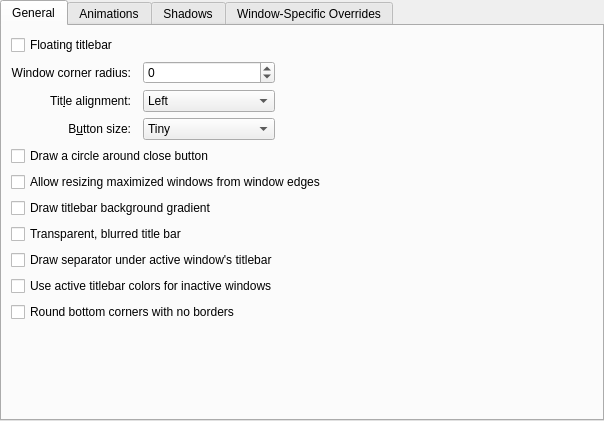
Before: the Qt Designer form themes/application-style/SequoiaEleven/kdecoration/config/ui/sequoiaelevenconfigurationui.ui in 2127d/win-global, drawn with Qt 5.
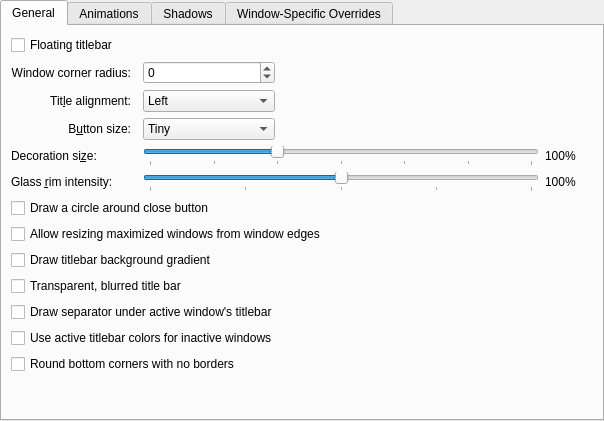
After: the same form once the commit is applied. Custom widgets are drawn as their Qt base class.

Commit message: made liquid glass an option with this theme

```diff
--- a/themes/application-style/SequoiaEleven/kdecoration/config/ui/sequoiaelevenconfigurationui.ui
+++ b/themes/application-style/SequoiaEleven/kdecoration/config/ui/sequoiaelevenconfigurationui.ui
@@ -66,14 +66,14 @@
          </item>
         </widget>
        </item>
-       <item row="10" column="1" colspan="3">
+       <item row="12" column="1" colspan="3">
         <widget class="QCheckBox" name="roundedCorners">
          <property name="text">
           <string>Round bottom corners with no borders</string>
          </property>
         </widget>
        </item>
-       <item row="8" column="1" colspan="4">
+       <item row="10" column="1" colspan="4">
         <widget class="QCheckBox" name="drawTitleBarSeparator">
          <property name="text">
           <string>Draw separator under active window's titlebar</string>
@@ -93,14 +93,14 @@
          </property>
         </spacer>
        </item>
-       <item row="6" column="1" colspan="4">
+       <item row="8" column="1" colspan="4">
         <widget class="QCheckBox" name="drawBackgroundGradient">
          <property name="text">
           <string>Draw titlebar background gradient</string>
          </property>
         </widget>
        </item>
-       <item row="11" column="1" colspan="4">
+       <item row="13" column="1" colspan="4">
         <spacer name="verticalSpacer">
          <property name="orientation">
           <enum>Qt::Orientation::Vertical</enum>
@@ -123,14 +123,14 @@
          </property>
         </widget>
        </item>
-       <item row="5" column="1" colspan="4">
+       <item row="7" column="1" colspan="4">
         <widget class="QCheckBox" name="drawBorderOnMaximizedWindows">
          <property name="text">
           <string>Allow resizing maximized windows from window edges</string>
          </property>
         </widget>
        </item>
-       <item row="4" column="1" colspan="4">
+       <item row="6" column="1" colspan="4">
         <widget class="QCheckBox" name="outlineCloseButton">
          <property name="text">
           <string>Draw a circle around close button</string>
@@ -191,7 +191,7 @@
          </property>
         </widget>
        </item>
-       <item row="7" column="1" colspan="4">
+       <item row="9" column="1" colspan="4">
         <widget class="QCheckBox" name="blurTransparentTitleBar">
          <property name="toolTip">
           <string>Make the title bar translucent and blurred, matched to the toolbar opacity so the top of the window is seamless.</string>
@@ -201,7 +201,7 @@
          </property>
         </widget>
        </item>
-       <item row="9" column="1" colspan="4">
+       <item row="11" column="1" colspan="4">
         <widget class="QCheckBox" name="matchInactiveTitleBar">
          <property name="toolTip">
           <string>Keep the titlebar background and text colors identical whether the window is focused or not, so unfocused windows don't appear lighter or more transparent.</string>
@@ -211,6 +211,28 @@
          </property>
         </widget>
        </item>
+      <item row="4" column="1"><widget class="QLabel" name="decorationScaleLabel"><property name="text"><string>Decoration si&amp;ze:</string></property><property name="buddy"><cstring>decorationScale</cstring></property></widget></item>
+       <item row="4" column="3" colspan="2"><layout class="QHBoxLayout" name="decorationScaleLayout">
+        <item><widget class="QSlider" name="decorationScale">
+         <property name="toolTip"><string>Scales title-bar height, buttons, and spacing.</string></property>
+         <property name="minimum"><number>80</number></property><property name="maximum"><number>140</number></property>
+         <property name="singleStep"><number>5</number></property><property name="pageStep"><number>10</number></property>
+         <property name="value"><number>100</number></property><property name="orientation"><enum>Qt::Horizontal</enum></property>
+         <property name="tickPosition"><enum>QSlider::TicksBelow</enum></property><property name="tickInterval"><number>10</number></property>
+        </widget></item>
+        <item><widget class="QLabel" name="decorationScaleValue"><property name="minimumSize"><size><width>48</width><height>0</height></size></property><property name="text"><string>100%</string></property></widget></item>
+       </layout></item>
+       <item row="5" column="1"><widget class="QLabel" name="glassRimIntensityLabel"><property name="text"><string>Glass &amp;rim intensity:</string></property><property name="buddy"><cstring>glassRimIntensity</cstring></property></widget></item>
+       <item row="5" column="3" colspan="2"><layout class="QHBoxLayout" name="glassRimIntensityLayout">
+        <item><widget class="QSlider" name="glassRimIntensity">
+         <property name="toolTip"><string>Adjusts the polished edge highlight and inset shade without changing the window transparency. 100% is the default.</string></property>
+         <property name="minimum"><number>0</number></property><property name="maximum"><number>200</number></property>
+         <property name="singleStep"><number>10</number></property><property name="pageStep"><number>20</number></property>
+         <property name="value"><number>100</number></property><property name="orientation"><enum>Qt::Horizontal</enum></property>
+         <property name="tickPosition"><enum>QSlider::TicksBelow</enum></property><property name="tickInterval"><number>50</number></property>
+        </widget></item>
+        <item><widget class="QLabel" name="glassRimIntensityValue"><property name="minimumSize"><size><width>48</width><height>0</height></size></property><property name="text"><string>100%</string></property></widget></item>
+       </layout></item>
       </layout>
      </widget>
      <widget class="QWidget" name="tab_2">
```
Left out of the diff: 5 changed lines with no effect on the pictures. The commit also changes 114 other files.
